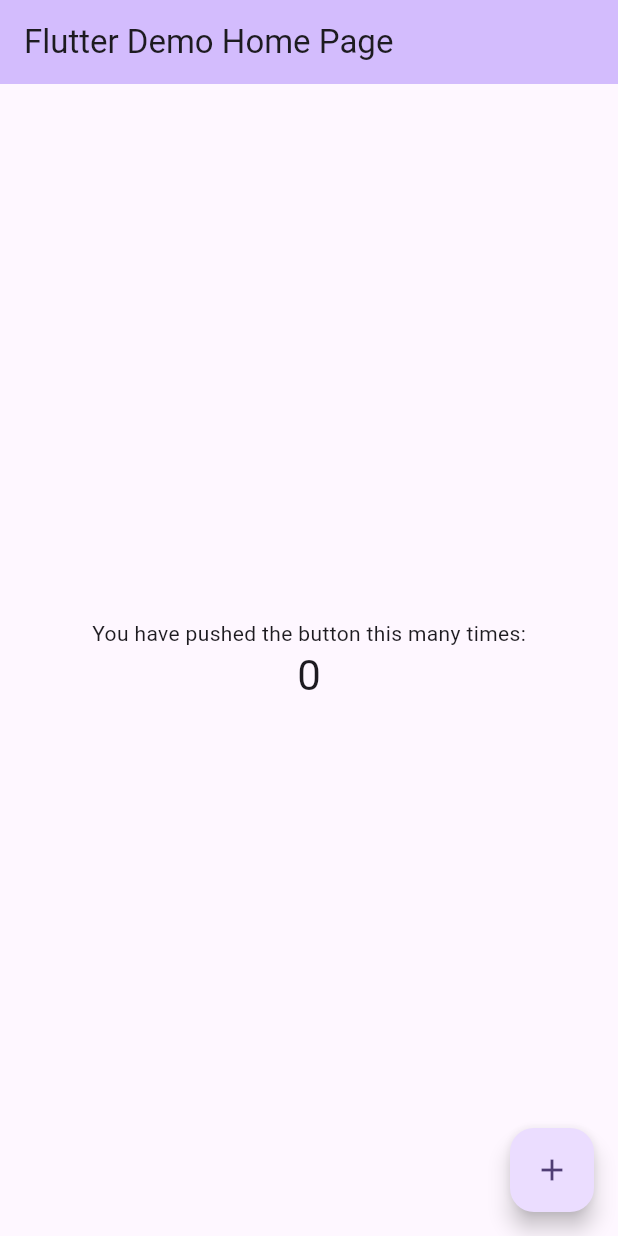
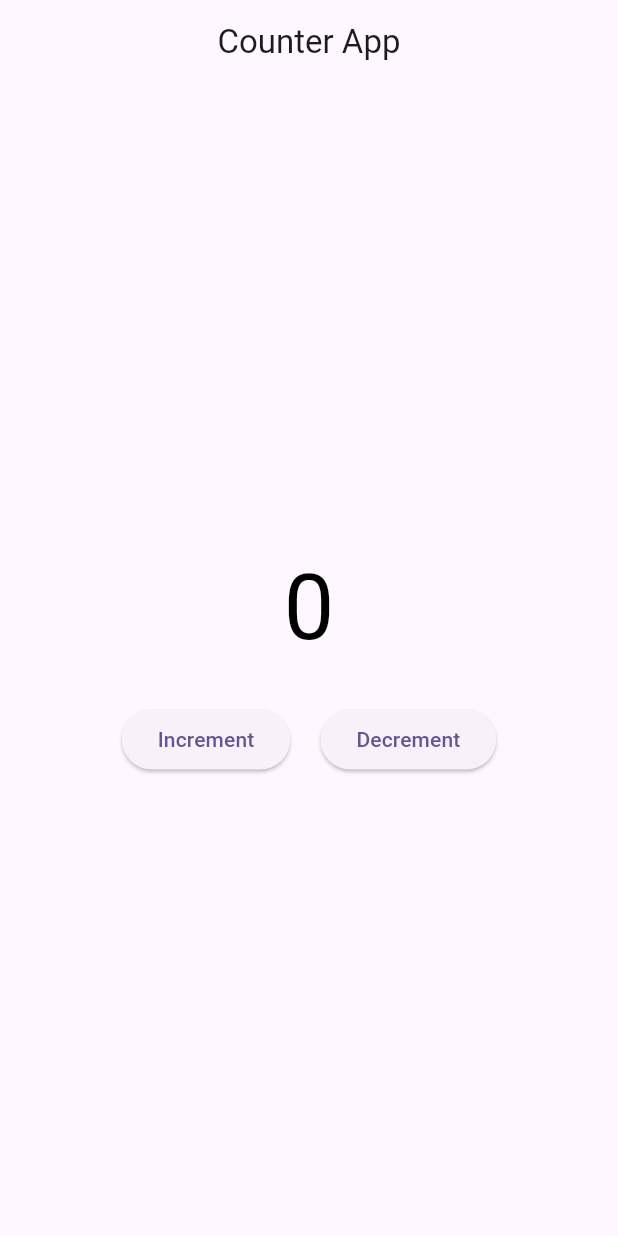
Before and after one commit to sadiqawan/CounterApp, a Flutter app: the screen it shows after launch, on a phone screen of 412 x 824 dp. Run offline on Flutter 3.47's test engine with Material 3 defaults, Android fonts, the phone set to English and light mode, and no system bars; our stand-ins replace bloc, equatable, flutter_bloc.

Commit message:
single screen bloc of counter app  done

```diff
--- /dev/null
+++ b/lib/bloc/counter_bloc/counter_bloc.dart
@@ -0,0 +1,30 @@
+import 'dart:async';
+
+import 'package:bloc/bloc.dart';
+import 'package:equatable/equatable.dart';
+import 'package:meta/meta.dart';
+
+import 'counter_state.dart';
+
+part 'counter_event.dart';
+
+
+class CounterBloc extends Bloc<CounterEvent, CounterState> {
+
+  CounterBloc() : super( const CounterState( )) {
+    on<CounterEvent>((event, emit){
+      if(event is IncrementCounter ){
+        emit (state.copyWith( counter:  state.counter + 1) );
+      }
+      if( event is DecrementCounter ){
+
+        emit( state.copyWith(counter: state.counter -1));
+      }
+
+    }
+
+    );
+
+
+  }
+}
--- /dev/null
+++ b/lib/bloc/counter_bloc/counter_event.dart
@@ -0,0 +1,13 @@
+part of 'counter_bloc.dart';
+
+
+abstract class CounterEvent extends Equatable{
+
+    const CounterEvent();
+    @override
+     List<Object> get props => [];
+
+}
+class IncrementCounter extends CounterEvent {}
+
+class DecrementCounter extends CounterEvent {}
--- /dev/null
+++ b/lib/bloc/counter_bloc/counter_state.dart
@@ -0,0 +1,18 @@
+import 'package:equatable/equatable.dart';
+
+class CounterState extends Equatable {
+  final int counter;
+
+  const CounterState({
+    this.counter = 0,
+  });
+
+  CounterState copyWith({int? counter}) {
+    return CounterState(
+      counter: counter ?? this.counter,
+    );
+  }
+
+  @override
+  List<Object> get props => [counter];
+}
--- a/lib/main.dart
+++ b/lib/main.dart
@@ -1,4 +1,7 @@
+import 'package:counters_app/bloc/counter_bloc/counter_bloc.dart';
+import 'package:counters_app/screens/counter_screen.dart';
 import 'package:flutter/material.dart';
+import 'package:flutter_bloc/flutter_bloc.dart';
 
 void main() {
   runApp(const MyApp());
@@ -10,116 +13,18 @@ class MyApp extends StatelessWidget {
   // This widget is the root of your application.
   @override
   Widget build(BuildContext context) {
-    return MaterialApp(
-      title: 'Flutter Demo',
-      theme: ThemeData(
-        // This is the theme of your application.
-        //
-        // TRY THIS: Try running your application with "flutter run". You'll see
-        // the application has a purple toolbar. Then, without quitting the app,
-        // try changing the seedColor in the colorScheme below to Colors.green
-        // and then invoke "hot reload" (save your changes or press the "hot
-        // reload" button in a Flutter-supported IDE, or press "r" if you used
-        // the command line to start the app).
-        //
-        // Notice that the counter didn't reset back to zero; the application
-        // state is not lost during the reload. To reset the state, use hot
-        // restart instead.
-        //
-        // This works for code too, not just values: Most code changes can be
-        // tested with just a hot reload.
-        colorScheme: ColorScheme.fromSeed(seedColor: Colors.deepPurple),
-        useMaterial3: true,
+    return MultiBlocProvider(
+      providers: [
+        BlocProvider(create: (context) => CounterBloc()),
+      ],
+      child: MaterialApp(
+        title: 'Flutter Demo',
+        theme: ThemeData(
+          colorScheme: ColorScheme.fromSeed(seedColor: Colors.deepPurple),
+          useMaterial3: true,
+        ),
+        home: const CounterScreen(),
       ),
-      home: const MyHomePage(title: 'Flutter Demo Home Page'),
     );
   }
 }
-
-class MyHomePage extends StatefulWidget {
-  const MyHomePage({super.key, required this.title});
-
-  // This widget is the home page of your application. It is stateful, meaning
-  // that it has a State object (defined below) that contains fields that affect
-  // how it looks.
-
-  // This class is the configuration for the state. It holds the values (in this
-  // case the title) provided by the parent (in this case the App widget) and
-  // used by the build method of the State. Fields in a Widget subclass are
-  // always marked "final".
-
-  final String title;
-
-  @override
-  State<MyHomePage> createState() => _MyHomePageState();
-}
-
-class _MyHomePageState extends State<MyHomePage> {
-  int _counter = 0;
-
-  void _incrementCounter() {
-    setState(() {
-      // This call to setState tells the Flutter framework that something has
-      // changed in this State, which causes it to rerun the build method below
-      // so that the display can reflect the updated values. If we changed
-      // _counter without calling setState(), then the build method would not be
-      // called again, and so nothing would appear to happen.
-      _counter++;
-    });
-  }
-
-  @override
-  Widget build(BuildContext context) {
-    // This method is rerun every time setState is called, for instance as done
-    // by the _incrementCounter method above.
-    //
-    // The Flutter framework has been optimized to make rerunning build methods
-    // fast, so that you can just rebuild anything that needs updating rather
-    // than having to individually change instances of widgets.
-    return Scaffold(
-      appBar: AppBar(
-        // TRY THIS: Try changing the color here to a specific color (to
-        // Colors.amber, perhaps?) and trigger a hot reload to see the AppBar
-        // change color while the other colors stay the same.
-        backgroundColor: Theme.of(context).colorScheme.inversePrimary,
-        // Here we take the value from the MyHomePage object that was created by
-        // the App.build method, and use it to set our appbar title.
-        title: Text(widget.title),
-      ),
-      body: Center(
-        // Center is a layout widget. It takes a single child and positions it
-        // in the middle of the parent.
-        child: Column(
-          // Column is also a layout widget. It takes a list of children and
-          // arranges them vertically. By default, it sizes itself to fit its
-          // children horizontally, and tries to be as tall as its parent.
-          //
-          // Column has various properties to control how it sizes itself and
-          // how it positions its children. Here we use mainAxisAlignment to
-          // center the children vertically; the main axis here is the vertical
-          // axis because Columns are vertical (the cross axis would be
-          // horizontal).
-          //
-          // TRY THIS: Invoke "debug painting" (choose the "Toggle Debug Paint"
-          // action in the IDE, or press "p" in the console), to see the
-          // wireframe for each widget.
-          mainAxisAlignment: MainAxisAlignment.center,
-          children: <Widget>[
-            const Text(
-              'You have pushed the button this many times:',
-            ),
-            Text(
-              '$_counter',
-              style: Theme.of(context).textTheme.headlineMedium,
-            ),
-          ],
-        ),
-      ),
-      floatingActionButton: FloatingActionButton(
-        onPressed: _incrementCounter,
-        tooltip: 'Increment',
-        child: const Icon(Icons.add),
-      ), // This trailing comma makes auto-formatting nicer for build methods.
-    );
-  }
-}
--- /dev/null
+++ b/lib/screens/counter_screen.dart
@@ -0,0 +1,58 @@
+import 'package:counters_app/bloc/counter_bloc/counter_bloc.dart';
+
+import 'package:counters_app/bloc/counter_bloc/counter_state.dart';
+import 'package:flutter/material.dart';
+import 'package:flutter_bloc/flutter_bloc.dart';
+
+class CounterScreen extends StatefulWidget {
+  const CounterScreen({Key? key}) : super(key: key);
+
+  @override
+  State<CounterScreen> createState() => _CounterScreenState();
+}
+
+class _CounterScreenState extends State<CounterScreen> {
+  @override
+  Widget build(BuildContext context) {
+    return Scaffold(
+      appBar: AppBar(
+        title: const Center(child: Text('Counter App')),
+      ),
+      body: Column(
+        mainAxisAlignment: MainAxisAlignment.center,
+        crossAxisAlignment: CrossAxisAlignment.center,
+        children: [
+          BlocBuilder<CounterBloc , CounterState>(
+              builder: (context, state){
+                return Center(child: Text(state.counter.toString() ,
+                  style: const TextStyle(color: Colors.black , fontSize: 60),));
+              }
+          ),
+          const SizedBox(
+            height: 20,
+          ),
+          Row(
+            mainAxisAlignment: MainAxisAlignment.center,
+            children: [
+              ElevatedButton(
+                onPressed: () {
+                  context.read<CounterBloc>().add(IncrementCounter());
+                },
+                child: const Text('Increment'),
+              ),
+              const SizedBox(
+                width: 20,
+              ),
+              ElevatedButton(
+                onPressed: () {
+                  context.read<CounterBloc>().add(DecrementCounter());
+                },
+                child: const Text('Decrement'),
+              ),
+            ],
+          )
+        ],
+      ),
+    );
+  }
+}
--- a/lib/screens/home_screen.dart
+++ /dev/null
@@ -1,39 +0,0 @@
-import 'package:flutter/material.dart';
-
-class HomeScreen extends StatefulWidget {
-  const HomeScreen({super.key});
-
-  @override
-  State<HomeScreen> createState() => _HomeScreenState();
-}
-
-class _HomeScreenState extends State<HomeScreen> {
-  @override
-  Widget build(BuildContext context) {
-    return Scaffold(
-      appBar: AppBar(
-        title: const Center(child: Text('Counter App')),
-      ),
-      body: Column(
-        mainAxisAlignment: MainAxisAlignment.center,
-        crossAxisAlignment: CrossAxisAlignment.center,
-        children: [
-          const Center(child: Text('0')),
-          const SizedBox(
-            height: 20,
-          ),
-          Row(
-            mainAxisAlignment: MainAxisAlignment.center,
-            children: [
-              ElevatedButton(onPressed: () {}, child: const Text('Increment')),
-              const SizedBox(
-                height: 20,
-              ),
-              ElevatedButton(onPressed: () {}, child: const Text('Decrement')),
-            ],
-          )
-        ],
-      ),
-    );
-  }
-}
--- a/pubspec.yaml
+++ b/pubspec.yaml
@@ -35,6 +35,9 @@ dependencies:
   # The following adds the Cupertino Icons font to your application.
   # Use with the CupertinoIcons class for iOS style icons.
   cupertino_icons: ^1.0.6
+  bloc: ^8.1.3
+  flutter_bloc: ^8.1.4
+  equatable: ^2.0.5
 
 dev_dependencies:
   flutter_test:
```
Also changed, not shown: pubspec.lock.
